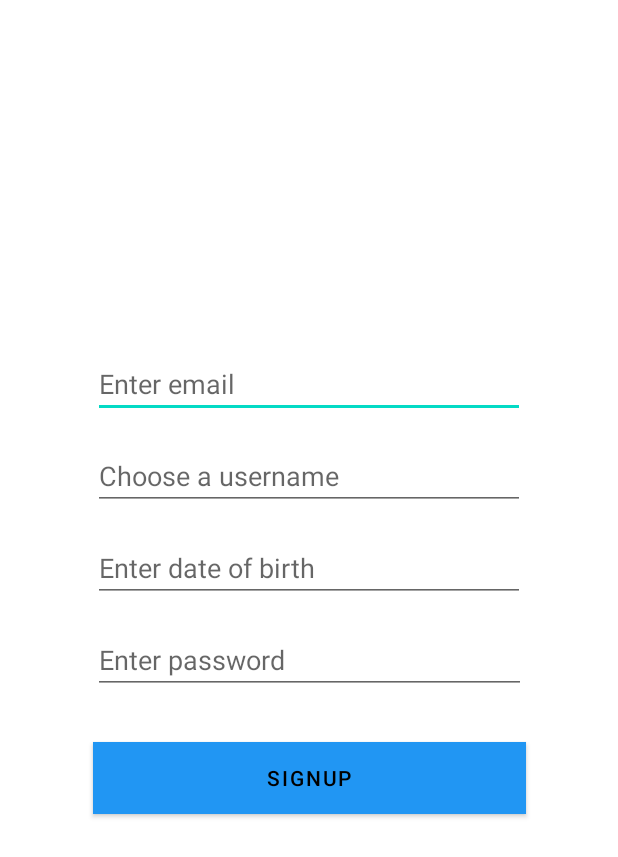
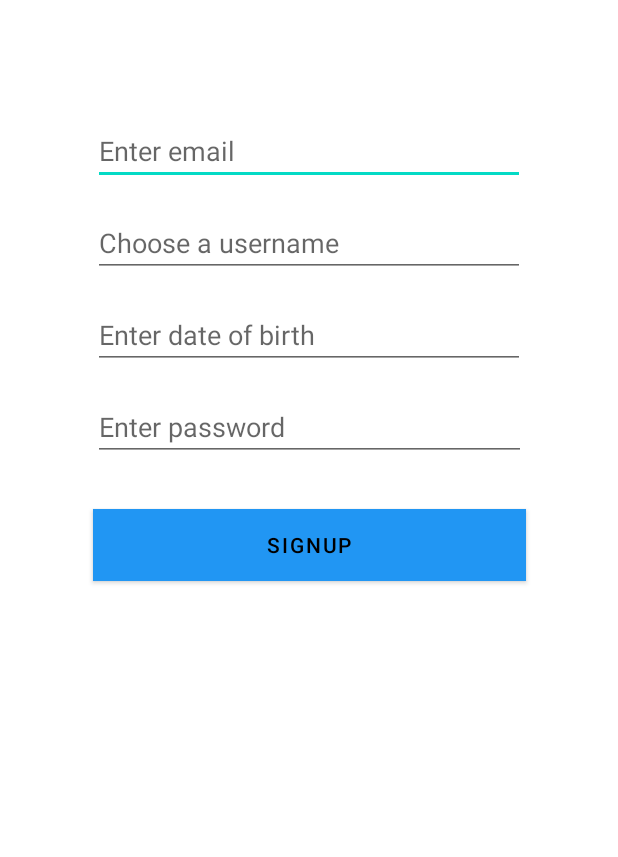
Before and after one commit to sam-w-thomas/puregains, an Android app: the layout register_fragment.xml on its own in the app's theme, with its tools: preview values and no code run, on a phone screen of 412 x 824 dp. Shown: the top 857 px of the screen. Run offline under Robolectric (Android 15) with nearby library versions, the phone set to English and light mode, and no system bars.

Commit message:
Login/Register screen working visually

```diff
--- a/app/src/main/java/com/example/puregains_app/LoginActivity.kt
+++ b/app/src/main/java/com/example/puregains_app/LoginActivity.kt
@@ -17,6 +17,9 @@ class LoginActivity : AppCompatActivity() {
         val tabLayout : TabLayout = findViewById(R.id.login_register_nav)
         val pageView : ViewPager = findViewById(R.id.login_register_pager)
 
+        tabLayout.addTab(tabLayout.newTab().setText("Login"))
+        tabLayout.addTab(tabLayout.newTab().setText("Register"))
+
         val loginAdapter : FragmentPagerAdapter = LoginFragmentAdapter(supportFragmentManager,tabLayout.tabCount)
         pageView.adapter = loginAdapter
         tabLayout.setupWithViewPager(pageView)
--- a/app/src/main/res/layout/activity_login.xml
+++ b/app/src/main/res/layout/activity_login.xml
@@ -41,6 +41,7 @@
             app:layout_constraintStart_toStartOf="parent"
             app:layout_constraintTop_toTopOf="parent"
             app:layout_constraintVertical_bias="1.0">
+        </androidx.viewpager.widget.ViewPager>
         <com.google.android.material.tabs.TabLayout
             android:id="@+id/login_register_nav"
             android:layout_width="match_parent"
@@ -51,6 +52,5 @@
             app:layout_constraintTop_toTopOf="parent"
             app:tabMode="fixed"
             app:tabGravity="fill"/>
-        </androidx.viewpager.widget.ViewPager>
     </androidx.constraintlayout.widget.ConstraintLayout>
 </androidx.constraintlayout.widget.ConstraintLayout>
--- a/app/src/main/res/layout/login_fragment.xml
+++ b/app/src/main/res/layout/login_fragment.xml
@@ -19,7 +19,7 @@
         app:layout_constraintEnd_toEndOf="parent"
         app:layout_constraintStart_toStartOf="parent"
         app:layout_constraintTop_toTopOf="parent"
-        app:layout_constraintVertical_bias="0.42000002"
+        app:layout_constraintVertical_bias="0.2"
         app:layout_constraintWidth_percent="0.7" />
 
     <EditText
--- a/app/src/main/res/layout/register_fragment.xml
+++ b/app/src/main/res/layout/register_fragment.xml
@@ -19,7 +19,7 @@
         app:layout_constraintEnd_toEndOf="parent"
         app:layout_constraintStart_toStartOf="parent"
         app:layout_constraintTop_toTopOf="parent"
-        app:layout_constraintVertical_bias="0.3"
+        app:layout_constraintVertical_bias="0.1"
         app:layout_constraintWidth_percent="0.7" />
 
     <EditText
```
Lines whose indentation alone changed are shown as unchanged.
